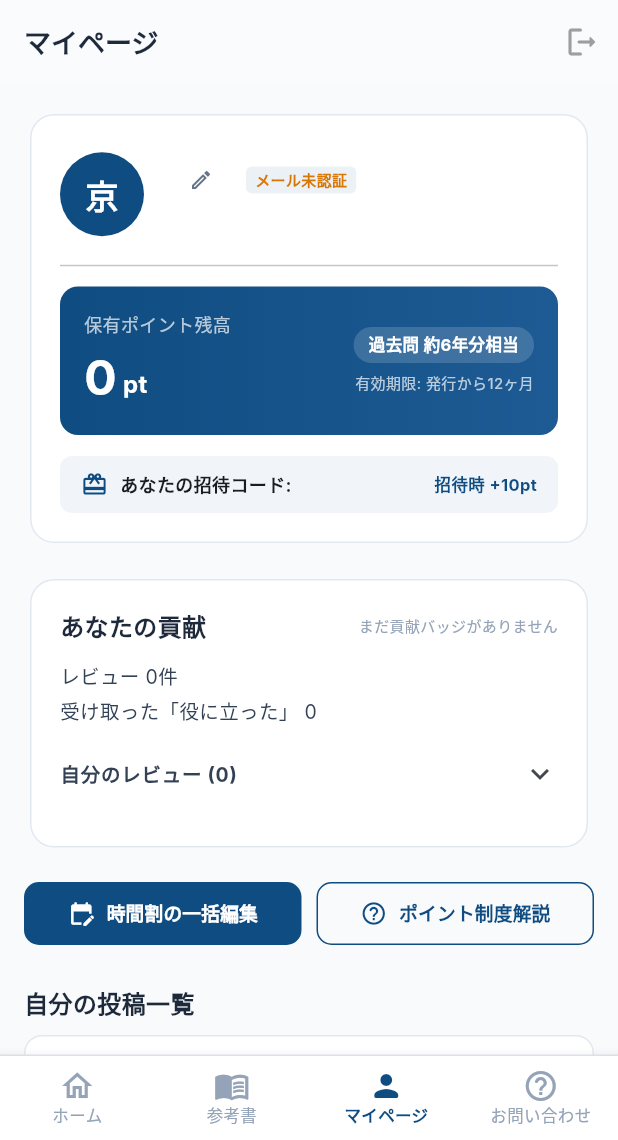
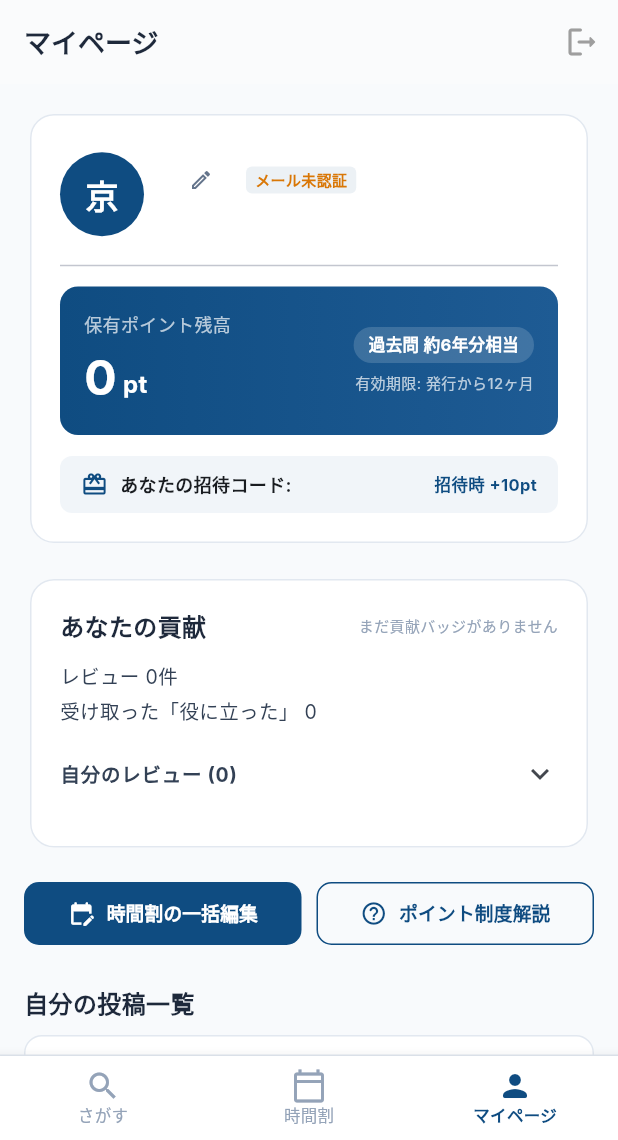
Before and after one commit to ky20060914yk-rgb/kyoto-hub, a Flutter app: the screen it shows once a user with an empty profile is signed in, item 3 of the bottom bar chosen, on a phone screen of 412 x 824 dp, the part 96-1236 px from its top. Run offline on Flutter 3.47's test engine with Material 3 defaults, Android fonts, the phone set to English and light mode, and no system bars; our stand-ins replace cloud_firestore, firebase_auth, firebase_core, firebase_storage; missing offline and left inert: dart:html; accounts and stored records are empty; Roboto replaces fonts that are missing (Inter).

Commit message:
refactor: 3-tab bottom nav (さがす / 時間割 / マイページ); お問い合わせ into マイページ
Co-Authored-By: Claude Sonnet 5 <noreply@anthropic.com>

```diff
--- a/lib/views/mypage/my_page_screen.dart
+++ b/lib/views/mypage/my_page_screen.dart
@@ -5,7 +5,9 @@ import '../../services/app_store.dart';
 import '../../models/post.dart';
 import '../../models/review.dart';
 import '../auth/signup_screen.dart';
+import '../contact/contact_screen.dart';
 import '../course/review_form_sheet.dart';
+import '../textbook/textbook_lending_screen.dart';
 import '../timetable/timetable_registration_screen.dart';
 
 class MyPageScreen extends StatefulWidget {
@@ -635,6 +637,43 @@ class _MyPageScreenState extends State<MyPageScreen> {
                   );
                 },
               ),
+            const SizedBox(height: 24),
+
+            // Secondary features kept reachable without a dedicated bottom-nav tab
+            // (Phase 1: nav is さがす / 時間割 / マイページ).
+            const Text('その他', style: TextStyle(fontSize: 16, fontWeight: FontWeight.bold, color: Color(0xFF1E293B))),
+            const SizedBox(height: 10),
+            Card(
+              elevation: 0,
+              color: Colors.white,
+              shape: RoundedRectangleBorder(
+                borderRadius: BorderRadius.circular(12),
+                side: const BorderSide(color: Color(0xFFE2E8F0)),
+              ),
+              child: Column(
+                children: [
+                  ListTile(
+                    leading: const Icon(Icons.help_outline_rounded, color: Color(0xFF0F4C81)),
+                    title: const Text('お問い合わせ・不具合報告', style: TextStyle(fontSize: 14, fontWeight: FontWeight.w600, color: Color(0xFF1E293B))),
+                    trailing: const Icon(Icons.chevron_right, color: Color(0xFF94A3B8)),
+                    onTap: () => Navigator.push(
+                      context,
+                      MaterialPageRoute(builder: (_) => ContactScreen(store: widget.store)),
+                    ),
+                  ),
+                  const Divider(height: 1, color: Color(0xFFE2E8F0)),
+                  ListTile(
+                    leading: const Icon(Icons.menu_book_outlined, color: Color(0xFF0F4C81)),
+                    title: const Text('参考書の貸し借り', style: TextStyle(fontSize: 14, fontWeight: FontWeight.w600, color: Color(0xFF1E293B))),
+                    trailing: const Icon(Icons.chevron_right, color: Color(0xFF94A3B8)),
+                    onTap: () => Navigator.push(
+                      context,
+                      MaterialPageRoute(builder: (_) => TextbookLendingScreen(store: widget.store)),
+                    ),
+                  ),
+                ],
+              ),
+            ),
           ],
         ),
       ),
--- a/lib/views/navigation_root_screen.dart
+++ b/lib/views/navigation_root_screen.dart
@@ -1,9 +1,8 @@
 import 'package:flutter/material.dart';
 import '../services/app_store.dart';
+import 'search/search_screen.dart';
 import 'home/home_screen.dart';
-import 'textbook/textbook_lending_screen.dart';
 import 'mypage/my_page_screen.dart';
-import 'contact/contact_screen.dart';
 
 class NavigationRootScreen extends StatefulWidget {
   final AppStore store;
@@ -16,7 +15,6 @@ class NavigationRootScreen extends StatefulWidget {
 
 class _NavigationRootScreenState extends State<NavigationRootScreen> {
   int _currentIndex = 0;
-  final GlobalKey<HomeScreenState> _homeKey = GlobalKey<HomeScreenState>();
   bool _isCheckingVerification = false;
 
   @override
@@ -41,10 +39,9 @@ class _NavigationRootScreenState extends State<NavigationRootScreen> {
     final isUnverified = user != null && !user.isVerified;
 
     final screens = [
-      HomeScreen(key: _homeKey, store: widget.store),
-      TextbookLendingScreen(store: widget.store),
+      SearchScreen(store: widget.store),
+      HomeScreen(store: widget.store),
       MyPageScreen(store: widget.store),
-      ContactScreen(store: widget.store),
     ];
 
     return Scaffold(
@@ -137,14 +134,7 @@ class _NavigationRootScreenState extends State<NavigationRootScreen> {
         ),
         child: BottomNavigationBar(
           currentIndex: _currentIndex,
-          onTap: (index) {
-            if (index == 0 && _currentIndex == 0) {
-              _homeKey.currentState?.resetSearch();
-            }
-            setState(() {
-              _currentIndex = index;
-            });
-          },
+          onTap: (index) => setState(() => _currentIndex = index),
           type: BottomNavigationBarType.fixed,
           backgroundColor: Colors.white,
           selectedItemColor: const Color(0xFF0F4C81),
@@ -153,24 +143,19 @@ class _NavigationRootScreenState extends State<NavigationRootScreen> {
           unselectedLabelStyle: const TextStyle(fontSize: 11),
           items: const [
             BottomNavigationBarItem(
-              icon: Icon(Icons.home_outlined),
-              activeIcon: Icon(Icons.home_rounded),
-              label: 'ホーム',
+              icon: Icon(Icons.search_outlined),
+              activeIcon: Icon(Icons.search_rounded),
+              label: 'さがす',
             ),
             BottomNavigationBarItem(
-              icon: Icon(Icons.menu_book_outlined),
-              activeIcon: Icon(Icons.menu_book_rounded),
-              label: '参考書',
+              icon: Icon(Icons.calendar_today_outlined),
+              activeIcon: Icon(Icons.calendar_today_rounded),
+              label: '時間割',
             ),
             BottomNavigationBarItem(
               icon: Icon(Icons.person_outline),
               activeIcon: Icon(Icons.person_rounded),
               label: 'マイページ',
-            ),
-            BottomNavigationBarItem(
-              icon: Icon(Icons.help_outline_rounded),
-              activeIcon: Icon(Icons.help_rounded),
-              label: 'お問い合わせ',
             ),
           ],
         ),
```
